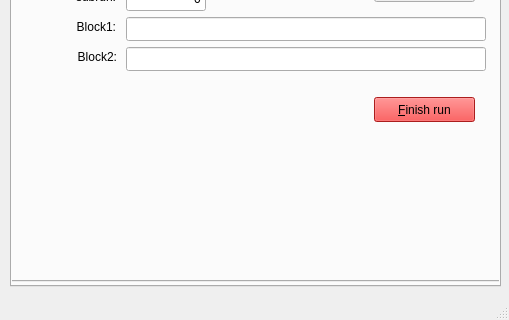
This is move_files/move_files/mainwindow.ui in hvsouza/CAEN_control as Qt 5 draws it before an edit; both pictures show x 0 to 509 and y 210 to 530 of the 509 by 530 pixel window. The edited form follows.
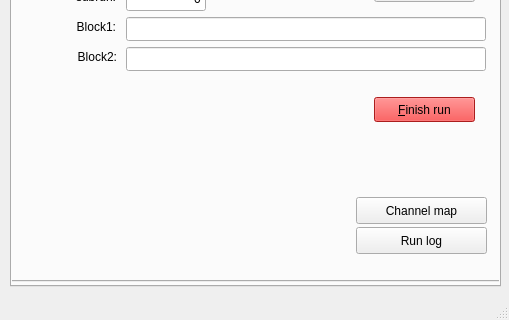
This is the edited form.

Commit message:
Implementation of channel map and log run
Not complete

Diff of the .ui file:
```diff
--- a/move_files/move_files/mainwindow.ui
+++ b/move_files/move_files/mainwindow.ui
@@ -521,6 +521,32 @@
          <set>Qt::AlignRight|Qt::AlignTrailing|Qt::AlignVCenter</set>
         </property>
        </widget>
+       <widget class="QPushButton" name="run_log_b">
+        <property name="geometry">
+         <rect>
+          <x>350</x>
+          <y>290</y>
+          <width>131</width>
+          <height>27</height>
+         </rect>
+        </property>
+        <property name="text">
+         <string>Run log</string>
+        </property>
+       </widget>
+       <widget class="QPushButton" name="channel_map_b">
+        <property name="geometry">
+         <rect>
+          <x>350</x>
+          <y>260</y>
+          <width>131</width>
+          <height>27</height>
+         </rect>
+        </property>
+        <property name="text">
+         <string>Channel map</string>
+        </property>
+       </widget>
       </widget>
       <widget class="QWidget" name="tab_15">
        <attribute name="title">
```
The commit also changes 12 other files.
